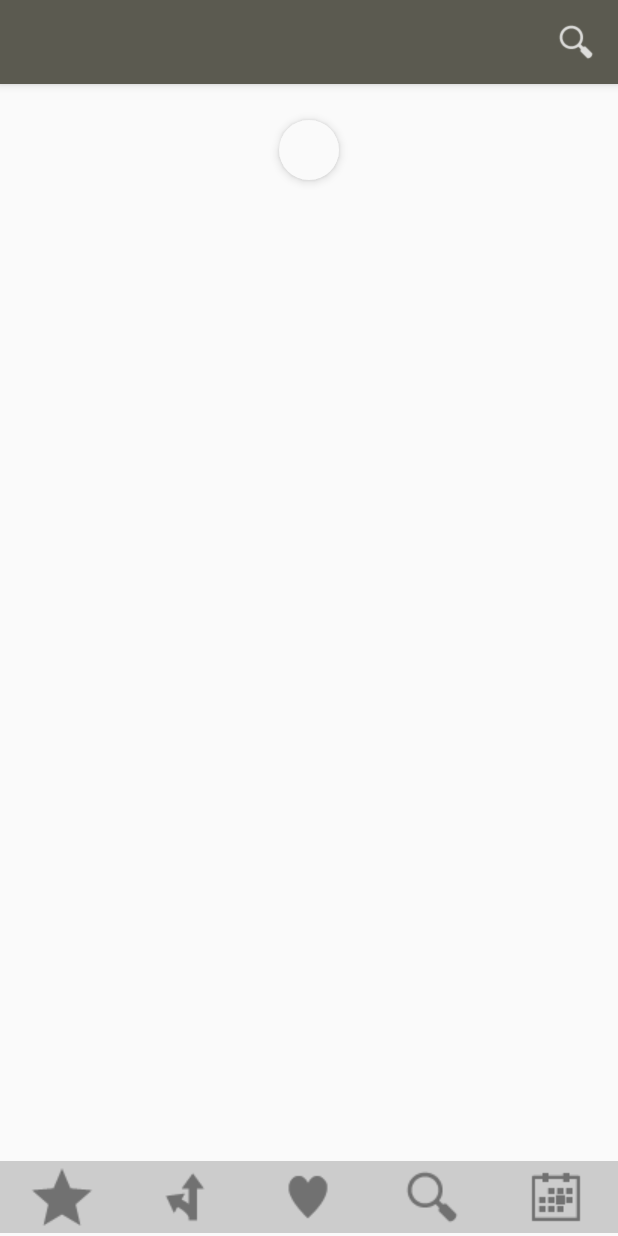
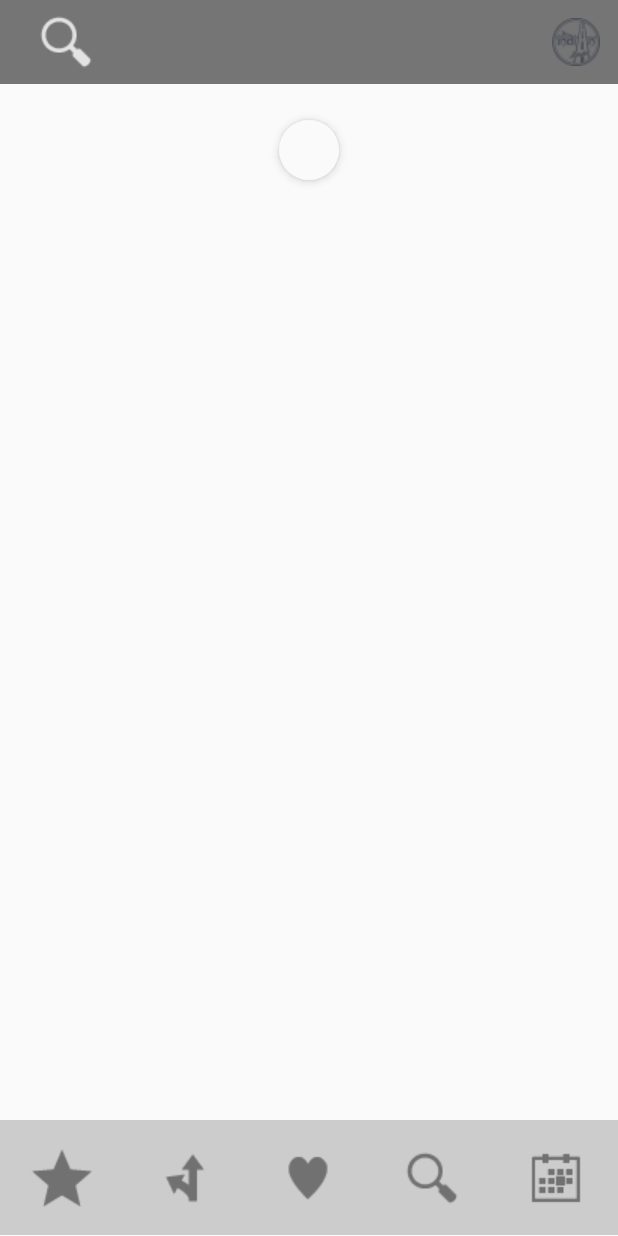
Before and after one commit to udeysingh95/The_Indian_Route, an Android app: the screen it shows after launch (MenuActivity), on a phone screen of 412 x 824 dp. Run offline under Robolectric (Android 15) with nearby library versions, the phone set to English and light mode, and no system bars; our stand-ins replace Picasso; libraries missing offline, so code that uses them is left out: com.loopj.android, com.makeramen.roundedimageview, cz.msebera.android; pictures from the network do not load; 4 statements that could not run were skipped.

Commit message:
like system

```diff
--- a/app/src/main/AndroidManifest.xml
+++ b/app/src/main/AndroidManifest.xml
@@ -24,8 +24,8 @@
         <meta-data
             android:name="com.facebook.sdk.ApplicationId"
             android:value="@string/facebook_app_id" />
-
-        <meta-data android:name="android.app.searchable"
+        <meta-data
+            android:name="android.app.searchable"
             android:resource="@xml/searchable" />
 
         <activity
@@ -35,7 +35,7 @@
         <activity
             android:name=".Login"
             android:label="@string/app_name"
-            android:theme="@style/AppTheme.NoActionBar"></activity>
+            android:theme="@style/AppTheme.NoActionBar" />
         <activity
             android:name=".Splash"
             android:label="@string/app_name"
@@ -63,10 +63,7 @@
             android:name="com.google.android.gms.version"
             android:value="@integer/google_play_services_version" />
 
-        <activity
-            android:name=".MenuActivity"
-            android:label="@string/title_activity_menu"
-            android:theme="@style/AppTheme">
+        <activity android:name=".MenuActivity">
             <intent-filter>
                 <action android:name="android.intent.action.MAIN" />
 
--- a/app/src/main/java/com/example/udeys/theindianroute/MenuActivity.java
+++ b/app/src/main/java/com/example/udeys/theindianroute/MenuActivity.java
@@ -6,7 +6,6 @@ import android.content.Context;
 import android.os.Bundle;
 import android.support.v7.app.AppCompatActivity;
 import android.support.v7.widget.SearchView;
-import android.support.v7.widget.Toolbar;
 import android.view.Menu;
 import android.view.MenuItem;
 import android.view.View;
@@ -22,9 +21,6 @@ public class MenuActivity extends AppCompatActivity implements View.OnClickListe
     protected void onCreate(Bundle savedInstanceState) {
         super.onCreate(savedInstanceState);
         setContentView(R.layout.activity_menu);
-        Toolbar myToolbar = (Toolbar) findViewById(R.id.my_toolbar);
-        setSupportActionBar(myToolbar);
-        getSupportActionBar().setDisplayShowTitleEnabled(false);
         initFragments();
 
         hm = (ImageButton) findViewById(R.id.home);
--- a/app/src/main/res/layout/activity_menu.xml
+++ b/app/src/main/res/layout/activity_menu.xml
@@ -1,28 +1,80 @@
 <?xml version="1.0" encoding="utf-8"?>
-<android.support.design.widget.CoordinatorLayout xmlns:android="http://schemas.android.com/apk/res/android"
-    xmlns:app="http://schemas.android.com/apk/res-auto"
+<LinearLayout xmlns:android="http://schemas.android.com/apk/res/android"
     xmlns:tools="http://schemas.android.com/tools"
     android:layout_width="match_parent"
     android:layout_height="match_parent"
-    android:fitsSystemWindows="true"
+    android:orientation="vertical"
+    android:weightSum="2"
     tools:context="com.example.udeys.theindianroute.MenuActivity">
 
-    <android.support.design.widget.AppBarLayout
+    <include
+        android:id="@+id/my_toolbar"
+        layout="@layout/my_toolbar" />
+
+
+    <LinearLayout
         android:layout_width="match_parent"
-        android:layout_height="wrap_content"
-        android:theme="@style/AppTheme.AppBarOverlay">
+        android:layout_height="0dp"
+        android:layout_weight="1.8">
 
-        <android.support.v7.widget.Toolbar
-            android:id="@+id/my_toolbar"
+
+        <fragment
+            android:id="@+id/fragment_1"
+            android:name="com.example.udeys.theindianroute.EmptyFragment"
             android:layout_width="match_parent"
-            android:layout_height="?attr/actionBarSize"
-            android:background="?attr/colorPrimary"
-            android:elevation="4dp"
-            android:theme="@style/ThemeOverlay.AppCompat.ActionBar"
-            app:popupTheme="@style/ThemeOverlay.AppCompat.Light" />
+            android:layout_height="match_parent" />
 
-    </android.support.design.widget.AppBarLayout>
+    </LinearLayout>
 
-    <include layout="@layout/content_menu" />
 
-</android.support.design.widget.CoordinatorLayout>
+    <LinearLayout
+        android:id="@+id/bottom_navigation"
+        android:layout_width="match_parent"
+        android:layout_height="0dp"
+        android:layout_weight="0.2"
+        android:orientation="horizontal">
+
+        <ImageButton
+            android:id="@+id/home"
+            android:layout_width="wrap_content"
+            android:layout_height="match_parent"
+            android:layout_weight="1"
+            android:background="#ccc"
+            android:src="@drawable/ic_action_important" />
+
+        <ImageButton
+            android:id="@+id/trip"
+            android:layout_width="wrap_content"
+            android:layout_height="match_parent"
+            android:layout_weight="1"
+            android:background="#ccc"
+            android:src="@drawable/ic_action_split" />
+
+        <ImageButton
+            android:id="@+id/post"
+            android:layout_width="wrap_content"
+            android:layout_height="match_parent"
+            android:layout_weight="1"
+            android:background="#ccc"
+            android:src="@drawable/ic_action_favorite" />
+
+        <ImageButton
+            android:id="@+id/notification"
+            android:layout_width="wrap_content"
+            android:layout_height="match_parent"
+            android:layout_weight="1"
+            android:background="#ccc"
+            android:src="@drawable/ic_action_search" />
+
+        <ImageButton
+            android:id="@+id/profile"
+            android:layout_width="wrap_content"
+            android:layout_height="match_parent"
+            android:layout_weight="1"
+            android:background="#ccc"
+            android:src="@drawable/ic_action_go_to_today" />
+
+    </LinearLayout>
+
+
+</LinearLayout>
--- a/app/src/main/res/layout/content_menu.xml
+++ /dev/null
@@ -1,79 +0,0 @@
-<?xml version="1.0" encoding="utf-8"?>
-<RelativeLayout xmlns:android="http://schemas.android.com/apk/res/android"
-    xmlns:tools="http://schemas.android.com/tools"
-    android:layout_width="match_parent"
-    android:layout_height="match_parent"
-    android:paddingTop="?android:attr/actionBarSize"
-    android:paddingBottom="@dimen/activity_vertical_margin"
-    android:paddingLeft="@dimen/activity_horizontal_margin"
-    android:paddingRight="@dimen/activity_horizontal_margin"
-    tools:context="com.example.udeys.theindianroute.MenuActivity">
-
-    <LinearLayout
-        android:id="@+id/bottom_navigation"
-        android:layout_width="match_parent"
-        android:layout_height="50dp"
-
-        android:layout_alignParentBottom="true"
-        android:layout_centerHorizontal="true"
-        android:orientation="horizontal">
-        <ImageButton
-            android:layout_width="wrap_content"
-            android:layout_height="wrap_content"
-            android:layout_weight="1"
-            android:background="#ccc"
-            android:id="@+id/home"
-            android:src="@drawable/ic_action_important"/>
-
-        <ImageButton
-            android:layout_width="wrap_content"
-            android:layout_height="wrap_content"
-            android:layout_weight="1"
-            android:background="#ccc"
-            android:id="@+id/trip"
-            android:src="@drawable/ic_action_split"/>
-
-        <ImageButton
-            android:layout_width="wrap_content"
-            android:layout_height="wrap_content"
-            android:layout_weight="1"
-            android:background="#ccc"
-            android:id="@+id/post"
-            android:src="@drawable/ic_action_favorite"/>
-
-        <ImageButton
-            android:layout_width="wrap_content"
-            android:layout_height="wrap_content"
-            android:layout_weight="1"
-            android:background="#ccc"
-            android:id="@+id/notification"
-            android:src="@drawable/ic_action_search"/>
-
-        <ImageButton
-            android:layout_width="wrap_content"
-            android:layout_height="wrap_content"
-            android:layout_weight="1"
-            android:background="#ccc"
-            android:id="@+id/profile"
-            android:src="@drawable/ic_action_go_to_today"/>
-
-    </LinearLayout>
-
-    <FrameLayout
-        android:layout_width="match_parent"
-        android:layout_height="460dp"
-        android:layout_alignParentTop="true"
-        android:layout_alignParentLeft="true"
-        android:layout_alignParentStart="true">
-
-        <fragment
-            android:id="@+id/fragment_1"
-            android:layout_width="match_parent"
-            android:layout_height="match_parent"
-            android:name="com.example.udeys.theindianroute.EmptyFragment"
-            />
-
-    </FrameLayout>
-
-
-</RelativeLayout>
--- /dev/null
+++ b/app/src/main/res/layout/my_toolbar.xml
@@ -0,0 +1,35 @@
+<?xml version="1.0" encoding="utf-8"?>
+<android.support.v7.widget.Toolbar xmlns:android="http://schemas.android.com/apk/res/android"
+    xmlns:app="http://schemas.android.com/apk/res-auto"
+    android:id="@+id/toolbar"
+    android:layout_width="match_parent"
+    android:layout_height="?attr/actionBarSize"
+    android:background="?attr/colorPrimaryDark"
+    app:layout_collapseMode="pin"
+    app:layout_scrollFlags="scroll|enterAlways"
+    app:popupTheme="@style/ThemeOverlay.AppCompat.Light">
+
+
+    <!-- This is a custom left side button -->
+
+    <ImageButton
+        android:id="@+id/btn_search"
+        style="@style/Widget.AppCompat.ActionButton"
+        android:layout_width="?attr/actionBarSize"
+        android:layout_height="?attr/actionBarSize"
+        android:layout_marginRight="?attr/actionBarSize"
+        android:src="@drawable/ic_action_search_dark" />
+
+
+    <!-- This is a custom right side button -->
+    <ImageButton
+        android:id="@+id/toolbar_logo"
+        style="@style/Widget.AppCompat.ActionButton"
+        android:layout_width="?attr/actionBarSize"
+        android:layout_height="?attr/actionBarSize"
+        android:layout_gravity="right"
+        android:background="@android:color/transparent"
+        android:src="@drawable/logo" />
+
+
+</android.support.v7.widget.Toolbar>
--- a/app/src/main/res/values/styles.xml
+++ b/app/src/main/res/values/styles.xml
@@ -1,7 +1,7 @@
 <resources>
 
     <!-- Base application theme. -->
-    <style name="AppTheme" parent="Theme.AppCompat.Light.DarkActionBar">
+    <style name="AppTheme" parent="Theme.AppCompat.Light.NoActionBar">
         <!-- Customize your theme here. -->
         <item name="colorPrimary">@color/colorPrimary</item>
         <item name="colorPrimaryDark">@color/colorPrimaryDark</item>
```
Also changed, not shown: app/src/main/res/drawable/logo.png.
